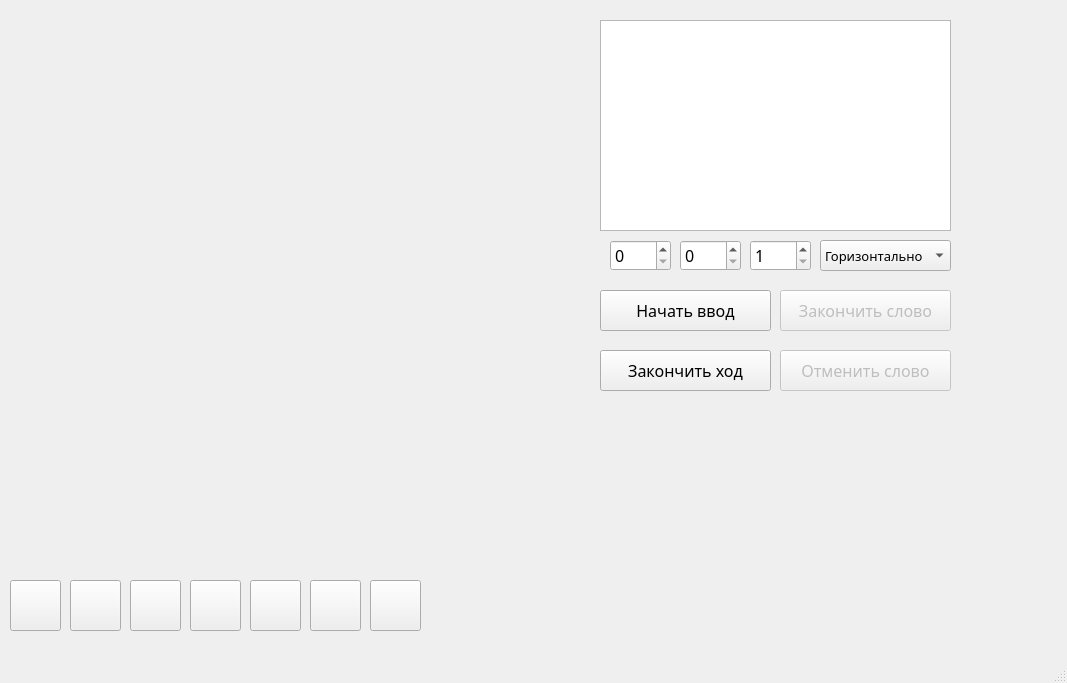
This is ui_wordmaker.ui in RustyGuard/PyQTProject as Qt 5 draws it before an edit. The edited form follows.
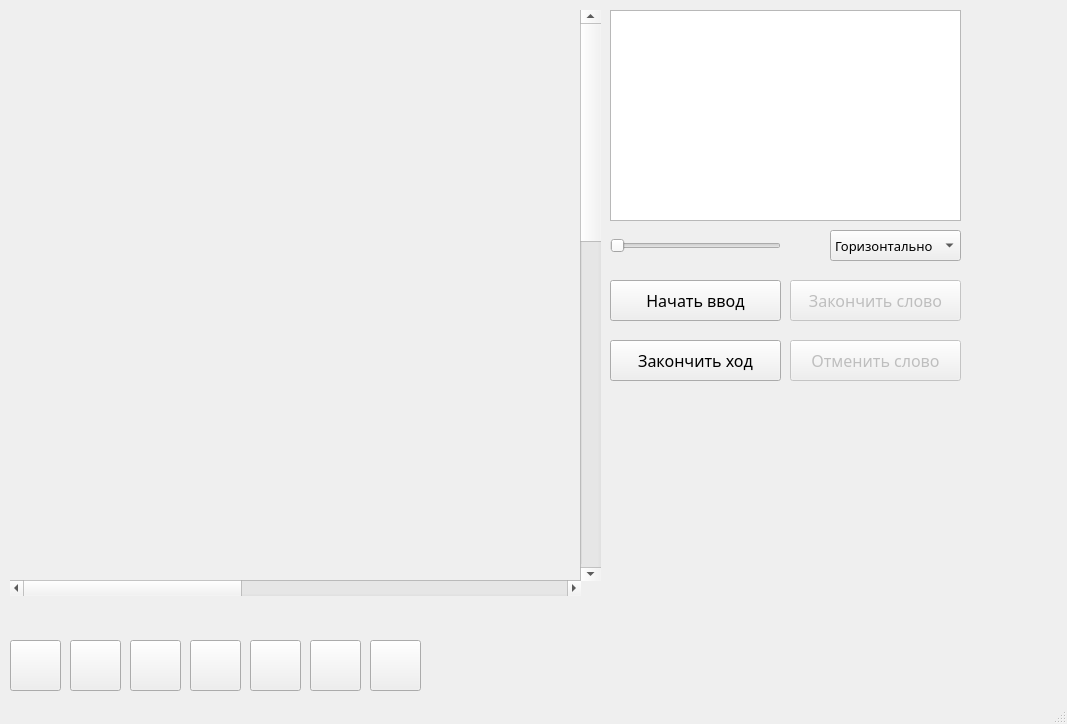
This is the edited form.

Patch:
```diff
--- a/ui_wordmaker.ui
+++ b/ui_wordmaker.ui
@@ -7,7 +7,7 @@
     <x>0</x>
     <y>0</y>
     <width>1067</width>
-    <height>683</height>
+    <height>724</height>
    </rect>
   </property>
   <property name="windowTitle">
@@ -20,8 +20,8 @@
    <widget class="QPushButton" name="wordStart">
     <property name="geometry">
      <rect>
-      <x>600</x>
-      <y>290</y>
+      <x>610</x>
+      <y>280</y>
       <width>171</width>
       <height>41</height>
      </rect>
@@ -40,8 +40,8 @@
    <widget class="QListWidget" name="listWidget">
     <property name="geometry">
      <rect>
-      <x>600</x>
-      <y>20</y>
+      <x>610</x>
+      <y>10</y>
       <width>351</width>
       <height>211</height>
      </rect>
@@ -57,7 +57,7 @@
     <property name="geometry">
      <rect>
       <x>10</x>
-      <y>580</y>
+      <y>640</y>
       <width>51</width>
       <height>51</height>
      </rect>
@@ -76,7 +76,7 @@
     <property name="geometry">
      <rect>
       <x>70</x>
-      <y>580</y>
+      <y>640</y>
       <width>51</width>
       <height>51</height>
      </rect>
@@ -95,7 +95,7 @@
     <property name="geometry">
      <rect>
       <x>130</x>
-      <y>580</y>
+      <y>640</y>
       <width>51</width>
       <height>51</height>
      </rect>
@@ -114,7 +114,7 @@
     <property name="geometry">
      <rect>
       <x>190</x>
-      <y>580</y>
+      <y>640</y>
       <width>51</width>
       <height>51</height>
      </rect>
@@ -133,7 +133,7 @@
     <property name="geometry">
      <rect>
       <x>250</x>
-      <y>580</y>
+      <y>640</y>
       <width>51</width>
       <height>51</height>
      </rect>
@@ -152,7 +152,7 @@
     <property name="geometry">
      <rect>
       <x>310</x>
-      <y>580</y>
+      <y>640</y>
       <width>51</width>
       <height>51</height>
      </rect>
@@ -171,7 +171,7 @@
     <property name="geometry">
      <rect>
       <x>370</x>
-      <y>580</y>
+      <y>640</y>
       <width>51</width>
       <height>51</height>
      </rect>
@@ -192,8 +192,8 @@
     </property>
     <property name="geometry">
      <rect>
-      <x>780</x>
-      <y>350</y>
+      <x>790</x>
+      <y>340</y>
       <width>171</width>
       <height>41</height>
      </rect>
@@ -211,8 +211,8 @@
    <widget class="QPushButton" name="turnEnd">
     <property name="geometry">
      <rect>
-      <x>600</x>
-      <y>350</y>
+      <x>610</x>
+      <y>340</y>
       <width>171</width>
       <height>41</height>
      </rect>
@@ -227,71 +227,11 @@
      <string>Закончить ход</string>
     </property>
    </widget>
-   <widget class="QSpinBox" name="wordX">
-    <property name="geometry">
-     <rect>
-      <x>610</x>
-      <y>240</y>
-      <width>61</width>
-      <height>31</height>
-     </rect>
-    </property>
-    <property name="font">
-     <font>
-      <family>Papyrus</family>
-      <pointsize>12</pointsize>
-     </font>
-    </property>
-    <property name="maximum">
-     <number>15</number>
-    </property>
-   </widget>
-   <widget class="QSpinBox" name="wordY">
-    <property name="geometry">
-     <rect>
-      <x>680</x>
-      <y>240</y>
-      <width>61</width>
-      <height>31</height>
-     </rect>
-    </property>
-    <property name="font">
-     <font>
-      <family>Papyrus</family>
-      <pointsize>12</pointsize>
-     </font>
-    </property>
-    <property name="maximum">
-     <number>15</number>
-    </property>
-   </widget>
-   <widget class="QSpinBox" name="wordLen">
-    <property name="geometry">
-     <rect>
-      <x>750</x>
-      <y>240</y>
-      <width>61</width>
-      <height>31</height>
-     </rect>
-    </property>
-    <property name="font">
-     <font>
-      <family>Papyrus</family>
-      <pointsize>12</pointsize>
-     </font>
-    </property>
-    <property name="minimum">
-     <number>1</number>
-    </property>
-    <property name="maximum">
-     <number>16</number>
-    </property>
-   </widget>
    <widget class="QComboBox" name="comboBox">
     <property name="geometry">
      <rect>
-      <x>820</x>
-      <y>240</y>
+      <x>830</x>
+      <y>230</y>
       <width>131</width>
       <height>31</height>
      </rect>
@@ -319,8 +259,8 @@
     </property>
     <property name="geometry">
      <rect>
-      <x>780</x>
-      <y>290</y>
+      <x>790</x>
+      <y>280</y>
       <width>171</width>
       <height>41</height>
      </rect>
@@ -342,7 +282,7 @@
     <property name="geometry">
      <rect>
       <x>430</x>
-      <y>580</y>
+      <y>640</y>
       <width>231</width>
       <height>51</height>
      </rect>
@@ -357,6 +297,57 @@
      <string/>
     </property>
    </widget>
+   <widget class="QScrollBar" name="wordX">
+    <property name="geometry">
+     <rect>
+      <x>10</x>
+      <y>580</y>
+      <width>571</width>
+      <height>16</height>
+     </rect>
+    </property>
+    <property name="maximum">
+     <number>15</number>
+    </property>
+    <property name="orientation">
+     <enum>Qt::Horizontal</enum>
+    </property>
+   </widget>
+   <widget class="QScrollBar" name="wordY">
+    <property name="geometry">
+     <rect>
+      <x>580</x>
+      <y>10</y>
+      <width>21</width>
+      <height>571</height>
+     </rect>
+    </property>
+    <property name="maximum">
+     <number>15</number>
+    </property>
+    <property name="orientation">
+     <enum>Qt::Vertical</enum>
+    </property>
+   </widget>
+   <widget class="QSlider" name="wordLen">
+    <property name="geometry">
+     <rect>
+      <x>610</x>
+      <y>230</y>
+      <width>171</width>
+      <height>31</height>
+     </rect>
+    </property>
+    <property name="minimum">
+     <number>1</number>
+    </property>
+    <property name="maximum">
+     <number>16</number>
+    </property>
+    <property name="orientation">
+     <enum>Qt::Horizontal</enum>
+    </property>
+   </widget>
   </widget>
   <widget class="QMenuBar" name="menubar">
    <property name="geometry">
```
